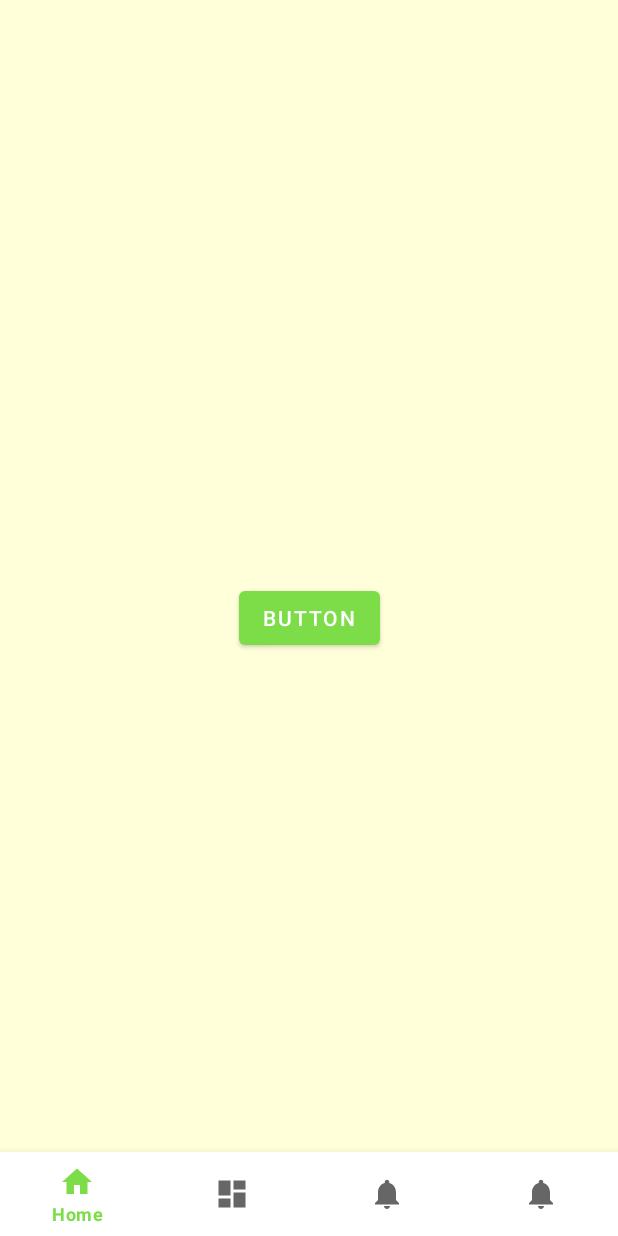
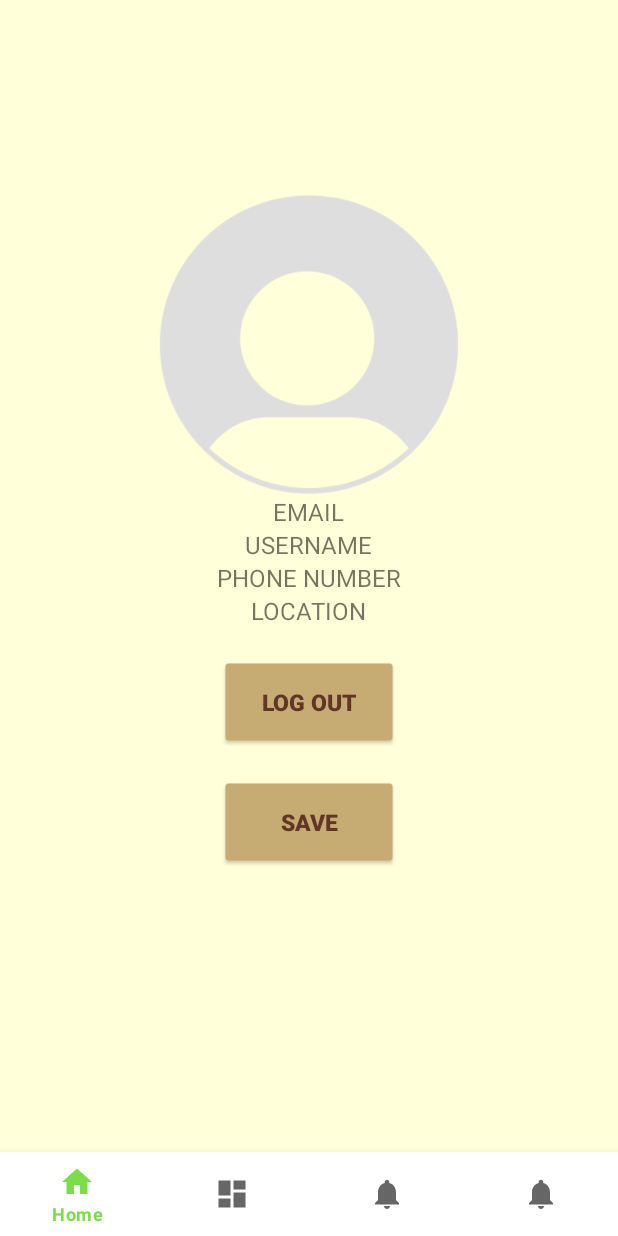
Before and after one commit to knee-son/Level_Zero, an Android app: the DashboardActivity screen opened directly, with no data from a screen before it, on a phone screen of 412 x 824 dp. Run offline under Robolectric (Android 15) with nearby library versions, the phone set to English and light mode, and no system bars; our stand-ins replace navigation-ui.

Commit message:
transferred activity to fragment

```diff
--- a/app/src/main/java/com/level_zero/greeniq/LoginActivity.java
+++ b/app/src/main/java/com/level_zero/greeniq/LoginActivity.java
@@ -81,9 +81,9 @@ public class LoginActivity extends AppCompatActivity {
 
                         }
                     });
-                    Toast.makeText(getApplicationContext(),"Login is Complete", Toast.LENGTH_SHORT).show();
+                    Toast.makeText(getApplicationContext(),"Login success!", Toast.LENGTH_SHORT).show();
                 }else {
-                    Toast.makeText(getApplicationContext(),"Login is not Complete", Toast.LENGTH_SHORT).show();
+                    Toast.makeText(getApplicationContext(),"Login failed!", Toast.LENGTH_SHORT).show();
                 }
             });
 
--- a/app/src/main/java/com/level_zero/greeniq/RegisterActivity.java
+++ b/app/src/main/java/com/level_zero/greeniq/RegisterActivity.java
@@ -69,9 +69,9 @@ public class RegisterActivity extends AppCompatActivity {
                     String defaultProfile = "https://firebasestorage.googleapis.com/v0/b/greeniq-ce821.appspot.com/o/images%2F1e98af88-102c-4ffd-a85c-c450162cd7d7?alt=media&token=d1d09296-b020-422b-a584-2fb40719bb66";
                     databaseReference.child(userId).setValue(new Profile(userUserName, userPhoneNumber, defaultProfile, userLocation, userEmail, userPass, userId));
                     startActivity(new Intent(getApplicationContext(), LoginActivity.class));
-                    Toast.makeText(getApplicationContext(),"Registration is Complete", Toast.LENGTH_SHORT).show();
+                    Toast.makeText(getApplicationContext(),"You are now registered, "+userUserName+"!", Toast.LENGTH_SHORT).show();
                 } else {
-                    Toast.makeText(getApplicationContext(),"Registration is not Complete", Toast.LENGTH_SHORT).show();
+                    Toast.makeText(getApplicationContext(),"Registration failed!", Toast.LENGTH_SHORT).show();
                 }
             });
 
--- a/app/src/main/res/layout/activity_dashboard.xml
+++ b/app/src/main/res/layout/activity_dashboard.xml
@@ -5,7 +5,8 @@
     android:id="@+id/container"
     android:layout_width="match_parent"
     android:layout_height="match_parent"
-    android:background="@color/neutral">
+    android:background="@color/neutral"
+    tools:context=".DashboardActivity">
 
     <com.google.android.material.bottomnavigation.BottomNavigationView
         android:id="@+id/nav_view"
@@ -19,7 +20,7 @@
         app:layout_constraintRight_toRightOf="parent"
         app:menu="@menu/bottom_nav_menu" />
 
-    <androidx.fragment.app.FragmentContainerView
+    <fragment
         android:id="@+id/nav_host_fragment_activity_dashboard"
         android:name="androidx.navigation.fragment.NavHostFragment"
         android:layout_width="match_parent"
--- a/app/src/main/res/layout/activity_waste_management.xml
+++ b/app/src/main/res/layout/activity_waste_management.xml
@@ -1,5 +1,6 @@
 <?xml version="1.0" encoding="utf-8"?>
-<androidx.constraintlayout.widget.ConstraintLayout xmlns:android="http://schemas.android.com/apk/res/android"
+<LinearLayout
+    xmlns:android="http://schemas.android.com/apk/res/android"
     xmlns:app="http://schemas.android.com/apk/res-auto"
     xmlns:tools="http://schemas.android.com/tools"
     android:layout_width="match_parent"
@@ -51,4 +52,4 @@
         </androidx.cardview.widget.CardView>
     </GridLayout>
 
-</androidx.constraintlayout.widget.ConstraintLayout>
+</LinearLayout>
--- a/app/src/main/res/layout/fragment_home.xml
+++ b/app/src/main/res/layout/fragment_home.xml
@@ -1,25 +1,78 @@
 <?xml version="1.0" encoding="utf-8"?>
-<RelativeLayout xmlns:android="http://schemas.android.com/apk/res/android"
+<LinearLayout xmlns:android="http://schemas.android.com/apk/res/android"
     xmlns:app="http://schemas.android.com/apk/res-auto"
     xmlns:tools="http://schemas.android.com/tools"
     android:layout_width="match_parent"
     android:layout_height="match_parent"
+    android:orientation="vertical"
     android:background="@color/neutral"
-    android:orientation="horizontal"
     tools:context=".Fragments.HomeFragment">
 
-    <androidx.constraintlayout.widget.ConstraintLayout
-        android:layout_width="match_parent"
-        android:layout_height="match_parent">
+    <ImageView
+        android:layout_width="200dp"
+        android:layout_height="200dp"
+        android:src="@drawable/defaultpfp"
+        android:id="@+id/avatarIV"
+        android:layout_marginTop="130dp"
+        android:layout_gravity="center"/>
 
-        <Button
-            android:id="@+id/button2"
-            android:layout_width="wrap_content"
-            android:layout_height="wrap_content"
-            android:text="Button"
-            app:layout_constraintBottom_toBottomOf="parent"
-            app:layout_constraintEnd_toEndOf="parent"
-            app:layout_constraintStart_toStartOf="parent"
-            app:layout_constraintTop_toTopOf="parent" />
-    </androidx.constraintlayout.widget.ConstraintLayout>
-</RelativeLayout>
+    <TextView
+        android:layout_width="wrap_content"
+        android:layout_height="wrap_content"
+        android:textSize="16sp"
+        android:text="EMAIL"
+        android:id="@+id/emailTV"
+        android:layout_gravity="center"/>
+
+    <TextView
+        android:layout_width="wrap_content"
+        android:layout_height="wrap_content"
+        android:textSize="16sp"
+        android:text="USERNAME"
+        android:id="@+id/userNameTV"
+        android:layout_gravity="center"/>
+
+    <TextView
+        android:layout_width="wrap_content"
+        android:layout_height="wrap_content"
+        android:textSize="16sp"
+        android:text="PHONE NUMBER"
+        android:id="@+id/phoneNumberTV"
+        android:layout_gravity="center"/>
+
+    <TextView
+        android:layout_width="wrap_content"
+        android:layout_height="wrap_content"
+        android:textSize="16sp"
+        android:text="LOCATION"
+        android:id="@+id/locationTV"
+        android:layout_gravity="center"/>
+
+    <androidx.appcompat.widget.AppCompatButton
+        android:id="@+id/logoutButton"
+        android:layout_width="120dp"
+        android:layout_height="60dp"
+        android:layout_gravity="center"
+        android:layout_marginTop="20dp"
+        android:background="@drawable/common_google_signin_btn_icon_light"
+        android:backgroundTint="@color/neutral_mild"
+        android:text="LOG OUT"
+        android:textAppearance="@style/TextAppearance.AppCompat.Body2"
+        android:textColor="#633527"
+        android:textSize="15sp"
+        android:textStyle="bold" />
+
+    <androidx.appcompat.widget.AppCompatButton
+        android:id="@+id/saveButton"
+        android:layout_width="120dp"
+        android:layout_height="60dp"
+        android:layout_gravity="center"
+        android:layout_marginTop="20dp"
+        android:background="@drawable/common_google_signin_btn_icon_light"
+        android:backgroundTint="@color/neutral_mild"
+        android:text="SAVE"
+        android:textAppearance="@style/TextAppearance.AppCompat.Body2"
+        android:textColor="#633527"
+        android:textSize="15sp"
+        android:textStyle="bold" />
+</LinearLayout>
```
Also changed, not shown: app/src/main/AndroidManifest.xml (+3 -4 lines), app/src/main/res/layout/fragment_waste_management.xml (+42 -28 lines).
